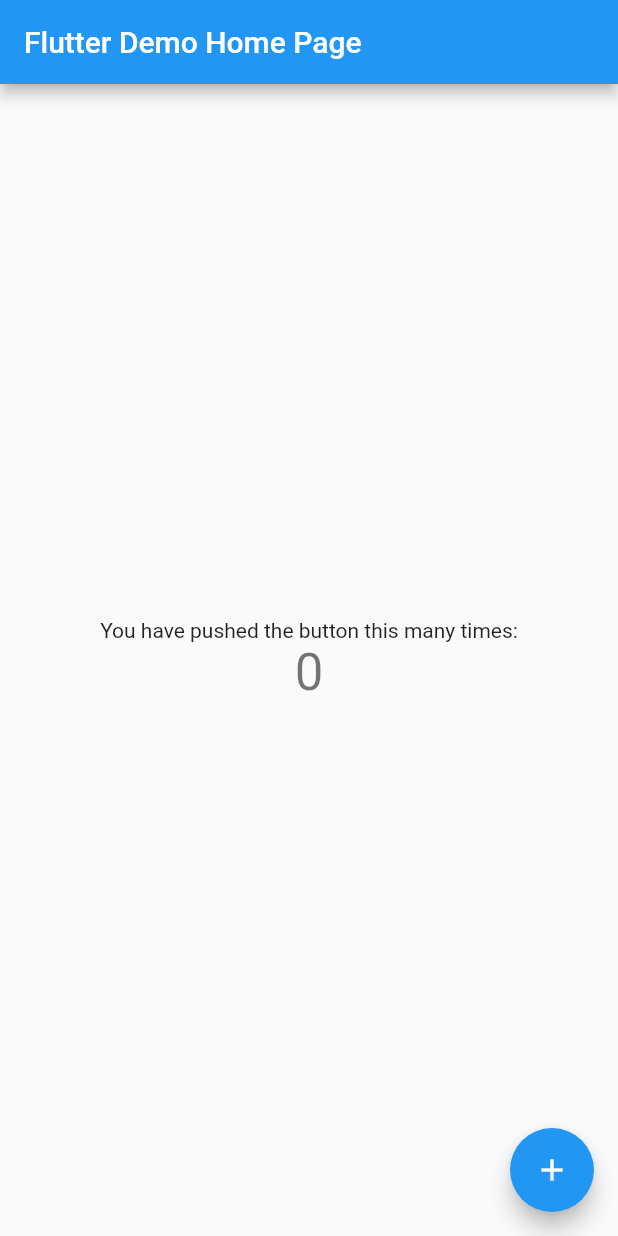
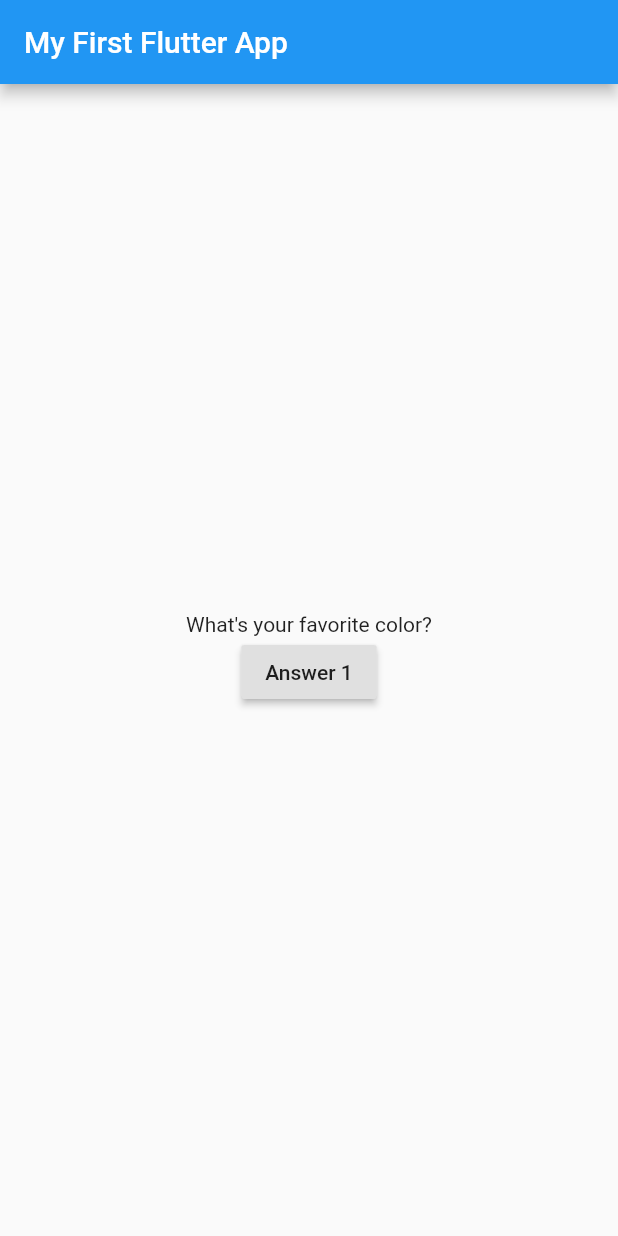
Before and after one commit to paulinhapenedo/academind-flutter-quiz-app, a Flutter app: the screen it shows after launch, on a phone screen of 412 x 824 dp. Run offline on Flutter 3.47's test engine with Material 2 defaults, Android fonts, the phone set to English and light mode, and no system bars.

Commit message:
(section-2:35): stateless and stateful widgets

```diff
--- a/lib/main.dart
+++ b/lib/main.dart
@@ -3,109 +3,57 @@ import 'package:flutter/material.dart';
 void main() => runApp(MyApp());
 
 class MyApp extends StatelessWidget {
-  // This widget is the root of your application.
   @override
   Widget build(BuildContext context) {
     return MaterialApp(
       title: 'Flutter Demo',
       theme: ThemeData(
-        // This is the theme of your application.
-        //
-        // Try running your application with "flutter run". You'll see the
-        // application has a blue toolbar. Then, without quitting the app, try
-        // changing the primarySwatch below to Colors.green and then invoke
-        // "hot reload" (press "r" in the console where you ran "flutter run",
-        // or simply save your changes to "hot reload" in a Flutter IDE).
-        // Notice that the counter didn't reset back to zero; the application
-        // is not restarted.
         primarySwatch: Colors.blue,
       ),
-      home: MyHomePage(title: 'Flutter Demo Home Page'),
+      home: MyHomePage(),
+    );
+  }
+}
+
+class MyHomePageState extends State<MyHomePage> {
+  var questionIndex = 0;
+
+  void answerQuestion() {
+    setState(() {
+      questionIndex = questionIndex + 1;
+    });
+    print(questionIndex);
+  }
+
+  Widget build(BuildContext context) {
+    var questions = [
+      'What\'s your favorite color?',
+      'What\'s your favorite animal?'
+    ];
+
+    return Scaffold(
+      appBar: AppBar(
+        title: Text('My First Flutter App'),
+      ),
+      body: Center(
+        child: Column(
+          mainAxisAlignment: MainAxisAlignment.center,
+          children: <Widget>[
+            Text(questions[questionIndex]),
+            RaisedButton(
+              child: Text('Answer 1'),
+              onPressed: answerQuestion,
+            ),
+          ],
+        ),
+      ),
     );
   }
 }
 
 class MyHomePage extends StatefulWidget {
-  MyHomePage({Key key, this.title}) : super(key: key);
-
-  // This widget is the home page of your application. It is stateful, meaning
-  // that it has a State object (defined below) that contains fields that affect
-  // how it looks.
-
-  // This class is the configuration for the state. It holds the values (in this
-  // case the title) provided by the parent (in this case the App widget) and
-  // used by the build method of the State. Fields in a Widget subclass are
-  // always marked "final".
-
-  final String title;
-
   @override
-  _MyHomePageState createState() => _MyHomePageState();
-}
-
-class _MyHomePageState extends State<MyHomePage> {
-  int _counter = 0;
-
-  void _incrementCounter() {
-    setState(() {
-      // This call to setState tells the Flutter framework that something has
-      // changed in this State, which causes it to rerun the build method below
-      // so that the display can reflect the updated values. If we changed
-      // _counter without calling setState(), then the build method would not be
-      // called again, and so nothing would appear to happen.
-      _counter++;
-    });
-  }
-
-  @override
-  Widget build(BuildContext context) {
-    // This method is rerun every time setState is called, for instance as done
-    // by the _incrementCounter method above.
-    //
-    // The Flutter framework has been optimized to make rerunning build methods
-    // fast, so that you can just rebuild anything that needs updating rather
-    // than having to individually change instances of widgets.
-    return Scaffold(
-      appBar: AppBar(
-        // Here we take the value from the MyHomePage object that was created by
-        // the App.build method, and use it to set our appbar title.
-        title: Text(widget.title),
-      ),
-      body: Center(
-        // Center is a layout widget. It takes a single child and positions it
-        // in the middle of the parent.
-        child: Column(
-          // Column is also a layout widget. It takes a list of children and
-          // arranges them vertically. By default, it sizes itself to fit its
-          // children horizontally, and tries to be as tall as its parent.
-          //
-          // Invoke "debug painting" (press "p" in the console, choose the
-          // "Toggle Debug Paint" action from the Flutter Inspector in Android
-          // Studio, or the "Toggle Debug Paint" command in Visual Studio Code)
-          // to see the wireframe for each widget.
-          //
-          // Column has various properties to control how it sizes itself and
-          // how it positions its children. Here we use mainAxisAlignment to
-          // center the children vertically; the main axis here is the vertical
-          // axis because Columns are vertical (the cross axis would be
-          // horizontal).
-          mainAxisAlignment: MainAxisAlignment.center,
-          children: <Widget>[
-            Text(
-              'You have pushed the button this many times:',
-            ),
-            Text(
-              '$_counter',
-              style: Theme.of(context).textTheme.display1,
-            ),
-          ],
-        ),
-      ),
-      floatingActionButton: FloatingActionButton(
-        onPressed: _incrementCounter,
-        tooltip: 'Increment',
-        child: Icon(Icons.add),
-      ), // This trailing comma makes auto-formatting nicer for build methods.
-    );
+  State<StatefulWidget> createState() {
+    return MyHomePageState();
   }
 }
```
